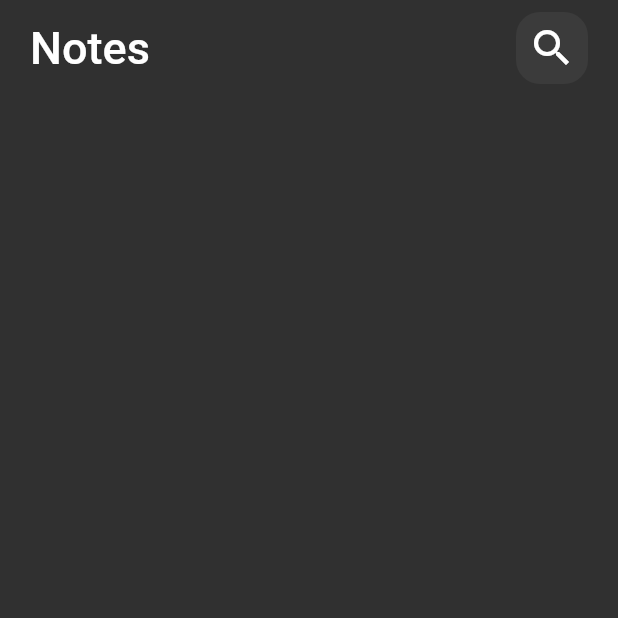
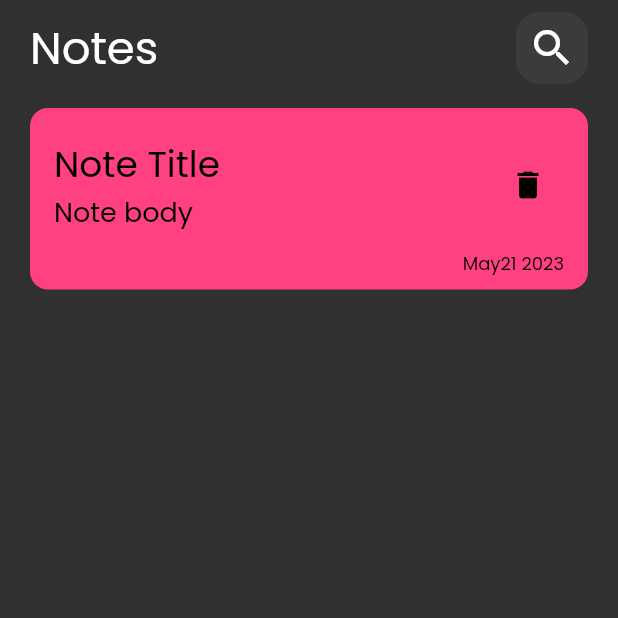
Before and after one commit to YomnaOthmann/Note-App, a Flutter app: the screen it shows after launch, on a phone screen of 412 x 824 dp, the top half of it. Run offline on Flutter 3.47's test engine with Material 2 defaults, Android fonts, the phone set to English and light mode, and no system bars.

Commit message:
note item created and added poppins font family

```diff
--- a/lib/main.dart
+++ b/lib/main.dart
@@ -16,6 +16,7 @@ class NoteApp extends StatelessWidget {
       title: 'Flutter Demo',
       theme: ThemeData(
         brightness: Brightness.dark,
+        fontFamily: "Poppins",
       ),
       home: const HomeScreen(),
     );
--- a/lib/view/screens/home_screen.dart
+++ b/lib/view/screens/home_screen.dart
@@ -22,7 +22,70 @@ class NotesScreenBody extends StatelessWidget {
       child: Padding(
         padding: const EdgeInsets.symmetric(horizontal: 20.0, vertical: 8),
         child: Column(
-          children: [const CustomAppBar()],
+          crossAxisAlignment: CrossAxisAlignment.stretch,
+          children: [
+            const CustomAppBar(),
+            const SizedBox(
+              height: 16,
+            ),
+            Container(
+              padding: const EdgeInsetsDirectional.only(
+                bottom: 8,
+                end: 16,
+                top: 8,
+              ),
+              decoration: BoxDecoration(
+                color: Colors.pinkAccent,
+                borderRadius: BorderRadius.circular(12),
+              ),
+              child: Column(
+                children: [
+                  ListTile(
+                    contentPadding: EdgeInsetsDirectional.only(
+                      top: 8,
+                      bottom: 8,
+                      start: 16,
+                    ),
+                    title: const Text(
+                      "Note Title",
+                      style: TextStyle(
+                        color: Colors.black,
+                        fontSize: 24,
+                        fontWeight: FontWeight.w400,
+                      ),
+                    ),
+                    subtitle: const Text(
+                      "Note body",
+                      style: TextStyle(
+                        color: Colors.black,
+                        fontSize: 18,
+                        fontWeight: FontWeight.w300,
+                      ),
+                      textAlign: TextAlign.start,
+                    ),
+                    trailing: IconButton(
+                      onPressed: () {},
+                      icon: const Icon(
+                        Icons.delete,
+                        color: Colors.black,
+                      ),
+                    ),
+                  ),
+                  const Align(
+                    alignment: AlignmentDirectional.bottomEnd,
+                    child: Text(
+                      "May21 2023",
+                      style: TextStyle(
+                        color: Colors.black,
+                        fontWeight: FontWeight.w400,
+                        fontSize: 12,
+                      ),
+                    ),
+                  ),
+                ],
+              ),
+            ),
+          ],
         ),
       ),
     );
```
Also changed, not shown: pubspec.yaml (+5 -4 lines), assets/fonts/Poppins-Regular.ttf (added), pubspec.lock.
